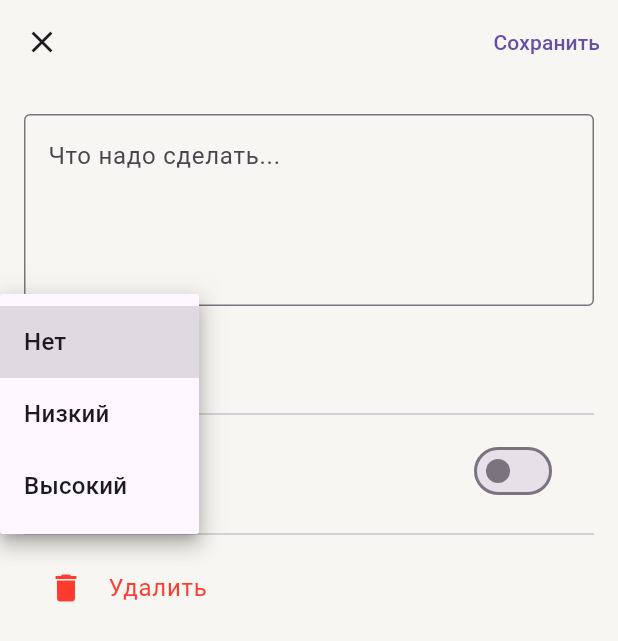
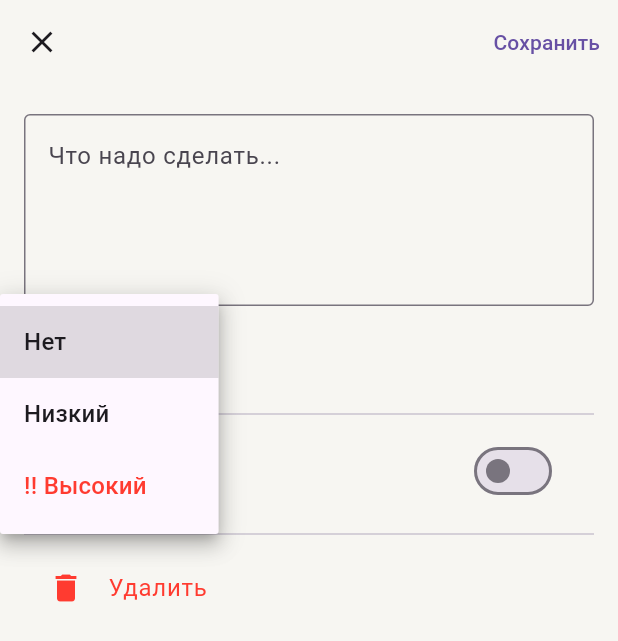
Before and after one commit to VARWA/todo, a Flutter app: the ChangeTaskScreenWidget screen opened by its route, after a tap on "Нет", on a phone screen of 412 x 824 dp. Shown: the top 641 px of the screen. Run offline on Flutter 3.47's test engine with Material 2 defaults, Android fonts, the phone set to English and light mode, and no system bars.

Commit message:
update Color in priorityValue

```diff
--- a/lib/change_task_screen/change_task_screen_widget.dart
+++ b/lib/change_task_screen/change_task_screen_widget.dart
@@ -34,7 +34,7 @@ class _ChangeTaskScreenWidgetState extends State<ChangeTaskScreenWidget> {
       backgroundColor: Theme.of(context).scaffoldBackgroundColor,
       appBar: AppBar(
         leading: IconButton(
-            icon: Icon(Icons.close),
+            icon: const Icon(Icons.close),
             onPressed: () {
               Navigator.of(context).pop();
             }),
@@ -43,7 +43,7 @@ class _ChangeTaskScreenWidgetState extends State<ChangeTaskScreenWidget> {
             onPressed: () {
               Navigator.of(context).pop();
             },
-            child: Text('Сохранить'),
+            child: const Text('Сохранить'),
           ),
         ],
       ),
@@ -64,12 +64,23 @@ class _ChangeTaskScreenWidgetState extends State<ChangeTaskScreenWidget> {
                         priorityValue = value!;
                       });
                     },
-                    items: ['Нет', 'Низкий', 'Высокий']
+                    items: ['Нет', 'Низкий', '!! Высокий']
                         .map<DropdownMenuItem<String>>((String value) {
-                      return DropdownMenuItem<String>(
-                        value: value,
-                        child: Text(value),
-                      );
+                      if (value == '!! Высокий') {
+                        return DropdownMenuItem<String>(
+                          value: value,
+                          child: Text(
+                            value,
+                            style: TextStyle(
+                                color: LightThemeColors.red),
+                          ),
+                        );
+                      } else {
+                        return DropdownMenuItem<String>(
+                          value: value,
+                          child: Text(value),
+                        );
+                      }
                     }).toList(),
                   ),
                   const SizedBox(height: 16),
@@ -77,10 +88,11 @@ class _ChangeTaskScreenWidgetState extends State<ChangeTaskScreenWidget> {
                   SizedBox(
                     height: 64,
                     child: SwitchListTile(
-                        title: Text('Сделать до'),
+                        title: const Text('Сделать до'),
                         visualDensity: VisualDensity(vertical: -3),
                         // to compact
                         subtitle: Text('2 июня 2021'),
+                        // todo: Rechange deadline
                         value: haveDeadline,
                         onChanged: (bool value) {
                           _selectDate(context);
```
Also changed, not shown: lib/main_screen/main_screen_widget.dart (+4 -4 lines).
